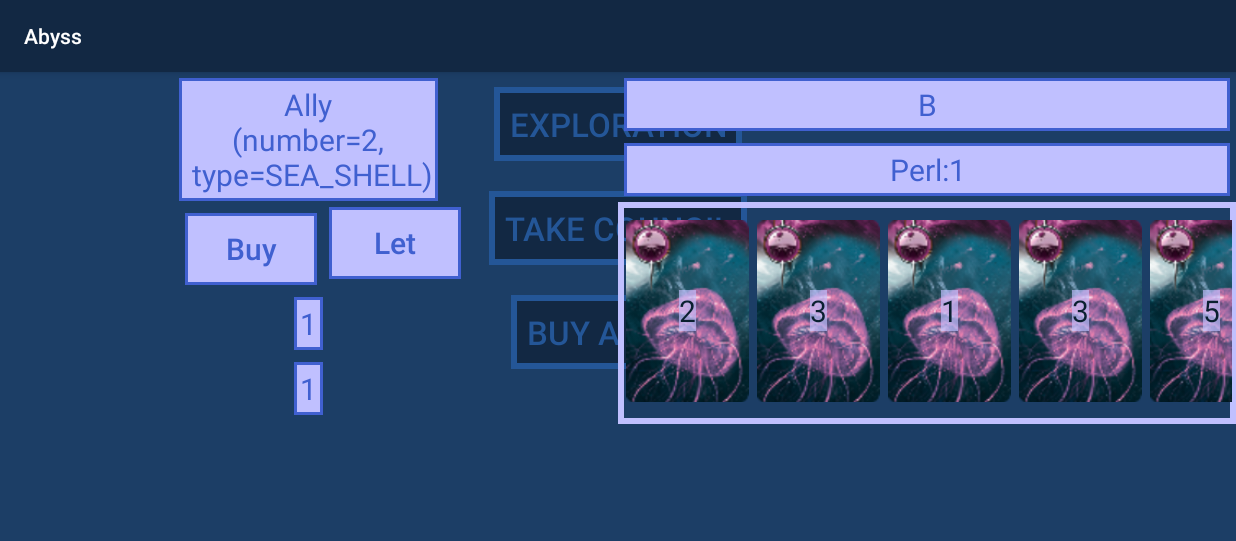
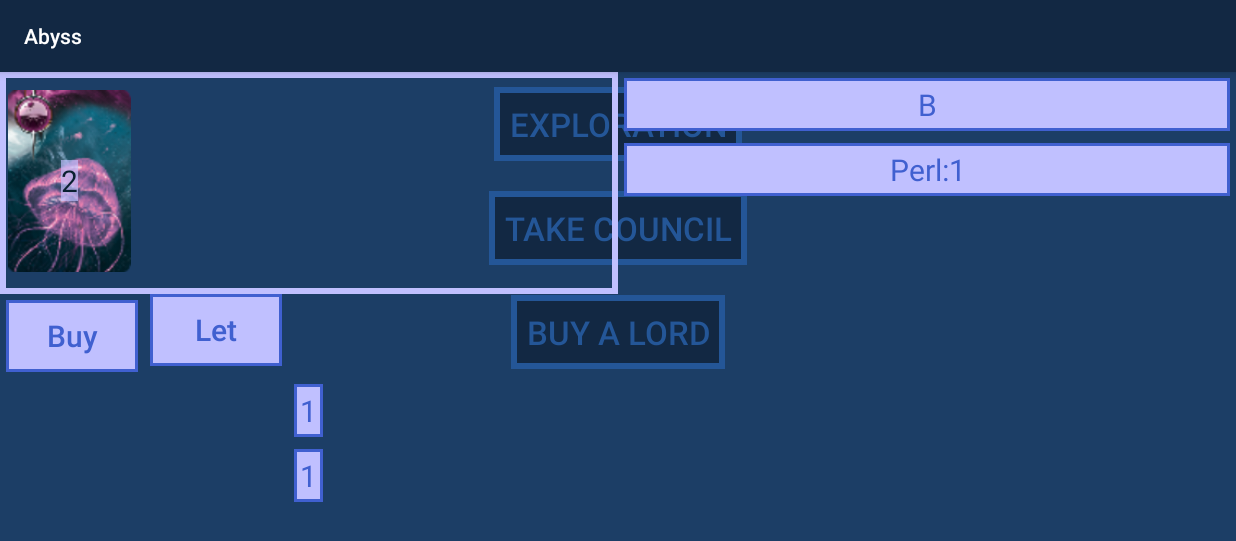
Before and after one commit to EmileLevast/Abyss, an Android app: the screen it shows after launch (MainActivity), after a tap on "EXPLORATION", on a phone screen of 824 x 412 dp (held sideways). Shown: the top 541 px of the screen. Run offline under Robolectric (Android 15) with nearby library versions, the phone set to English and light mode, and no system bars.

Commit message:
recycler veiw added for exploration and lord within player frag

```diff
--- a/app/src/main/java/fr/emile/abyss/affichage/gestionFragment/adapter/ViewHolder.kt
+++ b/app/src/main/java/fr/emile/abyss/affichage/gestionFragment/adapter/ViewHolder.kt
@@ -54,15 +54,15 @@ abstract class ViewHolder<K:IShowImage> protected constructor(layoutInflated:Vie
 }
 
 
-fun createViewHolderImageOnly(parent: ViewGroup, activity: Context,
+fun <T:IShowImage> createViewHolderImageOnly(parent: ViewGroup, activity: Context,
                               reqHeight: Int, reqWidth: Int,
-                              listener:ImageAdapter<IShowImage>): ViewHolder<IShowImage> {
+                              listener:ImageAdapter<T>): ViewHolder<T> {
 
 
-    return object : ViewHolder<IShowImage>(
+    return object : ViewHolder<T>(
         LayoutInflater.from(parent.context).inflate(R.layout.recycler_view_image_only, parent, false)
         , activity, reqHeight, reqWidth, listener){
-        override fun initPotentialView(itemToShow: IShowImage) {
+        override fun initPotentialView(itemToShow: T) {
             //no other view for now
         }
     }
--- a/app/src/main/java/fr/emile/abyss/affichage/gestionFragment/fragmentList/ExplorationFrag.kt
+++ b/app/src/main/java/fr/emile/abyss/affichage/gestionFragment/fragmentList/ExplorationFrag.kt
@@ -1,35 +1,37 @@
 package fr.emile.abyss.affichage.gestionFragment.fragmentList
 
+import android.util.Log
 import android.view.View
 import android.widget.Button
 import android.widget.TextView
+import androidx.recyclerview.widget.LinearLayoutManager
 import fr.emile.abyss.R
 import fr.emile.abyss.controller
 import fr.emile.abyss.affichage.gestionFragment.CustomFragment
+import fr.emile.abyss.affichage.gestionFragment.adapter.ImageAdapter
+import fr.emile.abyss.affichage.gestionFragment.adapter.createViewHolderAlly
+import fr.emile.abyss.affichage.gestionFragment.recyclerView.HorizontalRecyclerView
 import fr.emile.abyss.modelClass.Exploration
+import fr.emile.abyss.modelClass.gameItems.Ally
 
 class ExplorationFrag(private val exploration: Exploration):CustomFragment<Exploration>()
 {
     override val idLayoutToInflate: Int= R.layout.frag_layout_exploration
 
 
-    lateinit var textViewCardToBuy:TextView
+    //lateinit var textViewCardToBuy:TextView
     lateinit var textCardRefused:TextView
     lateinit var textCostExplo:TextView
 
     lateinit var buyButton:Button
     lateinit var notBuyButton:Button
 
+    lateinit var recyclerViewAlly: HorizontalRecyclerView
+    private lateinit var adapterAlly: ImageAdapter<Ally>
 
-    override fun updateView(dataGame: Exploration) {
-        textViewCardToBuy.text=dataGame.listProposedCard.last().toString()
-        textCostExplo.text=dataGame.currentCost.toString()
-        textCardRefused.text=dataGame.listProposedCard.size.toString()
-
-    }
 
     override fun createView(viewInflated: View) {
-        textViewCardToBuy=viewInflated.findViewById(R.id.TextcardToBuy)
+      //  textViewCardToBuy=viewInflated.findViewById(R.id.TextcardToBuy)
         textCardRefused=viewInflated.findViewById(R.id.TextcardRefused)
         textCostExplo=viewInflated.findViewById(R.id.textCostExplo)
 
@@ -39,8 +41,27 @@ class ExplorationFrag(private val exploration: Exploration):CustomFragment<Explo
         buyButton.setOnClickListener { controller?.playerBuyOrNotExploCard(Exploration.Choice.BUY) }
         notBuyButton.setOnClickListener { controller?.playerBuyOrNotExploCard(Exploration.Choice.PASS) }
 
+        recyclerViewAlly=viewInflated.findViewById(R.id.recyclerViewAllieExploration)
+
+        recyclerViewAlly.layoutManager= LinearLayoutManager(activity, LinearLayoutManager.HORIZONTAL,false)
+
         //we make the first update
         updateView(exploration)
     }
 
+    override fun updateView(dataGame: Exploration) {
+        //textViewCardToBuy.text=dataGame.listProposedCard.last().toString()
+        textCostExplo.text=dataGame.currentCost.toString()
+        textCardRefused.text=dataGame.listProposedCard.size.toString()
+
+        adapterAlly= object : ImageAdapter<Ally>(dataGame.listProposedCard,activity!!,0.4f,0.1f,recyclerViewAlly, ::createViewHolderAlly){
+            override fun onClickItem(position: Int) {
+                Log.w("msg", "pos:$position")
+            }
+        }
+
+        recyclerViewAlly.adapter=adapterAlly
+
+    }
+
 }
--- a/app/src/main/java/fr/emile/abyss/affichage/gestionFragment/fragmentList/StuffPlayerFrag.kt
+++ b/app/src/main/java/fr/emile/abyss/affichage/gestionFragment/fragmentList/StuffPlayerFrag.kt
@@ -17,6 +17,7 @@ import fr.emile.abyss.controller
 import fr.emile.abyss.modelClass.Player
 import fr.emile.abyss.modelClass.gameItems.Ally
 import fr.emile.abyss.modelClass.gameItems.Deck
+import fr.emile.abyss.modelClass.gameItems.Lord
 
 const val RATIO_X_ALLY=0.4f
 const val RATIO_Y_ALLY=0.1f
@@ -30,7 +31,9 @@ class StuffPlayerFrag(val player:Player) : CustomFragment<Player>() {
     lateinit var textviewName:TextView
     lateinit var textPerl:TextView
     lateinit var recyclerViewAlly:HorizontalRecyclerView
+    lateinit var recyclerViewLord:HorizontalRecyclerView
     private lateinit var adapterAlly:ImageAdapter<Ally>
+    private lateinit var adapterLord:ImageAdapter<Lord>
 
 
 
@@ -38,8 +41,10 @@ class StuffPlayerFrag(val player:Player) : CustomFragment<Player>() {
         textviewName=viewInflated.findViewById(R.id.namePlayer)
         textPerl=viewInflated.findViewById(R.id.textPerlPlayer)
         recyclerViewAlly=viewInflated.findViewById(R.id.recyclerViewAlliePlayer)
+        recyclerViewLord=viewInflated.findViewById(R.id.recyclerViewLordPlayer)
 
         recyclerViewAlly.layoutManager=LinearLayoutManager(activity,LinearLayoutManager.HORIZONTAL,false)
+        recyclerViewLord.layoutManager=LinearLayoutManager(activity,LinearLayoutManager.HORIZONTAL,false)
 
         updateView(player)
     }
@@ -51,14 +56,23 @@ class StuffPlayerFrag(val player:Player) : CustomFragment<Player>() {
         textviewName.text = dataGame.nom
         textPerl.text=("Perl:"+dataGame.perl.toString())
 
-        //TODO change [Deck().stackAlly] by dataGame.listAlly
-        adapterAlly= object : ImageAdapter<Ally>(Deck().stackAlly,activity!!,0.4f,0.1f,recyclerViewAlly, ::createViewHolderAlly){
+        adapterAlly= object : ImageAdapter<Ally>(dataGame.listAlly,activity!!,0.4f,0.1f,recyclerViewAlly, ::createViewHolderAlly){
             override fun onClickItem(position: Int) {
                 Log.w("msg", "pos:$position")
             }
         }
 
+        adapterLord= object : ImageAdapter<Lord>(dataGame.listLord,activity!!,0.4f,0.1f,recyclerViewLord,
+            ::createViewHolderImageOnly){
+            override fun onClickItem(position: Int) {
+                Log.w("msg", "pos:$position")
+            }
+        }
+
+
+
         recyclerViewAlly.adapter=adapterAlly
+        recyclerViewLord.adapter=adapterLord
 
     }
 
--- a/app/src/main/java/fr/emile/abyss/modelClass/Exploration.kt
+++ b/app/src/main/java/fr/emile/abyss/modelClass/Exploration.kt
@@ -6,7 +6,7 @@ import fr.emile.abyss.controller
 import fr.emile.abyss.modelClass.gameItems.Ally
 import fr.emile.abyss.modelClass.gameItems.Deck
 
-const val NUMBER_MAX_CARD_EXPLO_SHOW=8
+const val NUMBER_MAX_CARD_EXPLO_SHOW=5
 
 class Exploration (listPlayer:Container<Player>){
 
--- a/app/src/main/res/layout/frag_layout_exploration.xml
+++ b/app/src/main/res/layout/frag_layout_exploration.xml
@@ -4,20 +4,28 @@
               android:layout_height="match_parent"
               android:layout_weight="1">
 
+    <fr.emile.abyss.affichage.gestionFragment.recyclerView.HorizontalRecyclerView
+            android:id="@+id/recyclerViewAllieExploration"
+            android:layout_alignParentTop="true"
+            android:layout_width="match_parent"
+            android:layout_height="wrap_content"
+    />
+
+
+    <!--
     <TextView
             style="@style/viewFragmentRelativeLayout"
             android:id="@+id/TextcardToBuy"
-            android:layout_alignParentTop="true"
             android:layout_centerHorizontal="true"
             android:text="Card To Buy"
     />
-
+    -->
 
     <Button
             style="@style/viewFragmentRelativeLayout"
             android:id="@+id/buttonBuy"
-            android:layout_below="@+id/TextcardToBuy"
-            android:layout_alignStart="@+id/TextcardToBuy"
+            android:layout_below="@+id/recyclerViewAllieExploration"
+            android:layout_alignParentLeft="true"
             android:text="Buy"
     />
 
--- a/app/src/main/res/layout/frag_layout_player.xml
+++ b/app/src/main/res/layout/frag_layout_player.xml
@@ -27,6 +27,12 @@
             android:layout_height="wrap_content"
     />
 
+    <fr.emile.abyss.affichage.gestionFragment.recyclerView.HorizontalRecyclerView
+            android:id="@+id/recyclerViewLordPlayer"
+            android:layout_width="match_parent"
+            android:layout_height="wrap_content"
+    />
+
 
 
 
```
